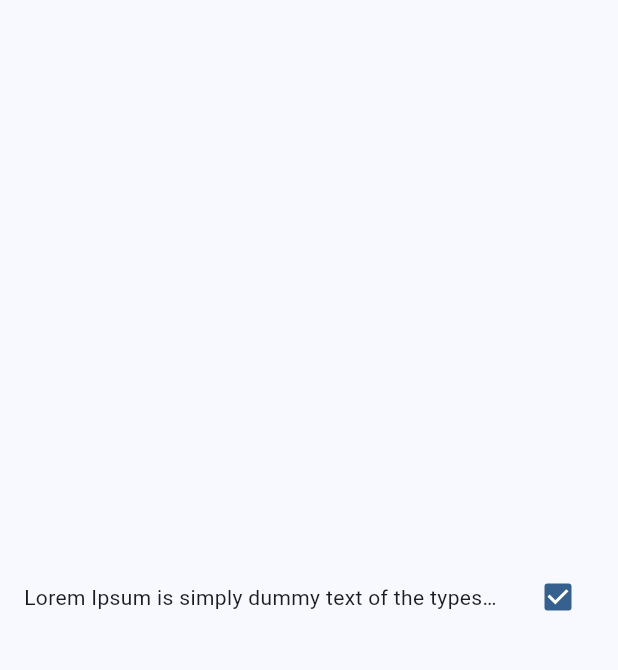
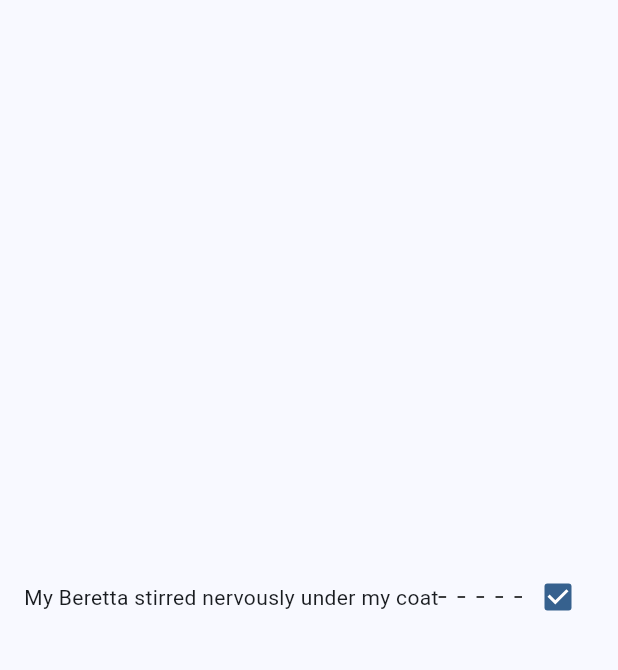
Before and after one commit to eshfield/tricky_widget, a Flutter app: the screen it shows after launch, on a phone screen of 412 x 824 dp, the part 63-733 px from its top. Run offline on Flutter 3.47's test engine with Material 2 defaults, Android fonts, the phone set to English and light mode, and no system bars.

Commit message:
Change sample text

```diff
--- a/lib/main.dart
+++ b/lib/main.dart
@@ -30,7 +30,7 @@ class Home extends StatelessWidget {
         padding: EdgeInsets.all(16),
         child: Center(
           child: TrickyWidget(
-            text: 'Lorem Ipsum is simply dummy text of the typesetting',
+            text: 'My Beretta stirred nervously under my coat',
             isChecked: true,
           ),
         ),
```
